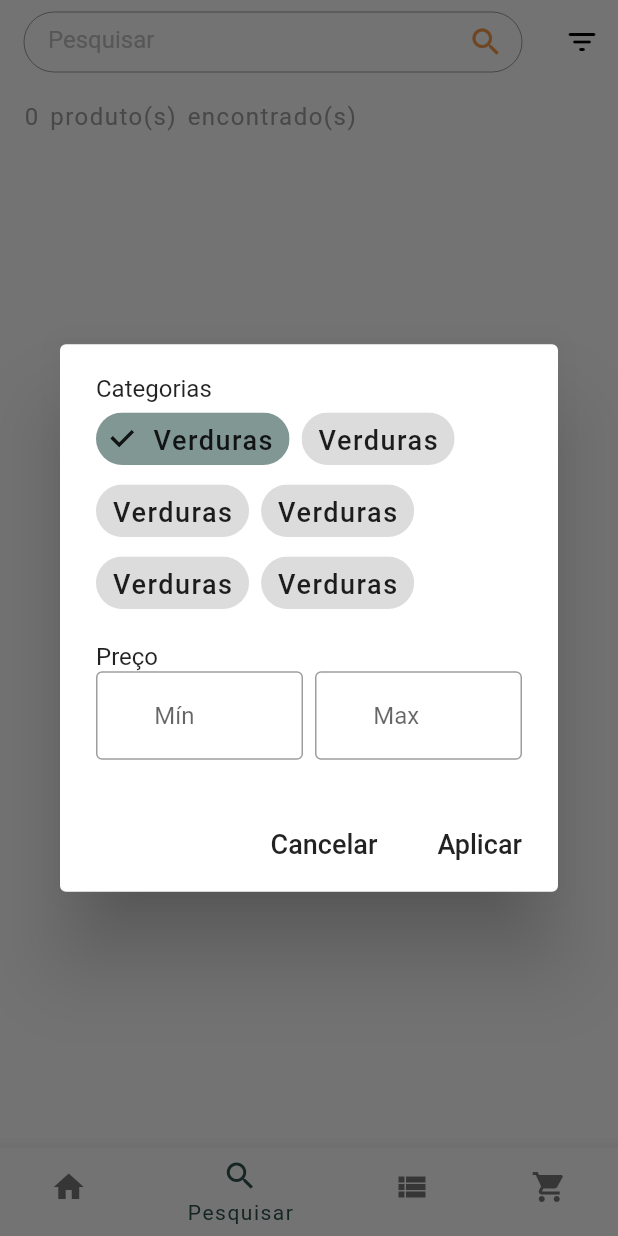
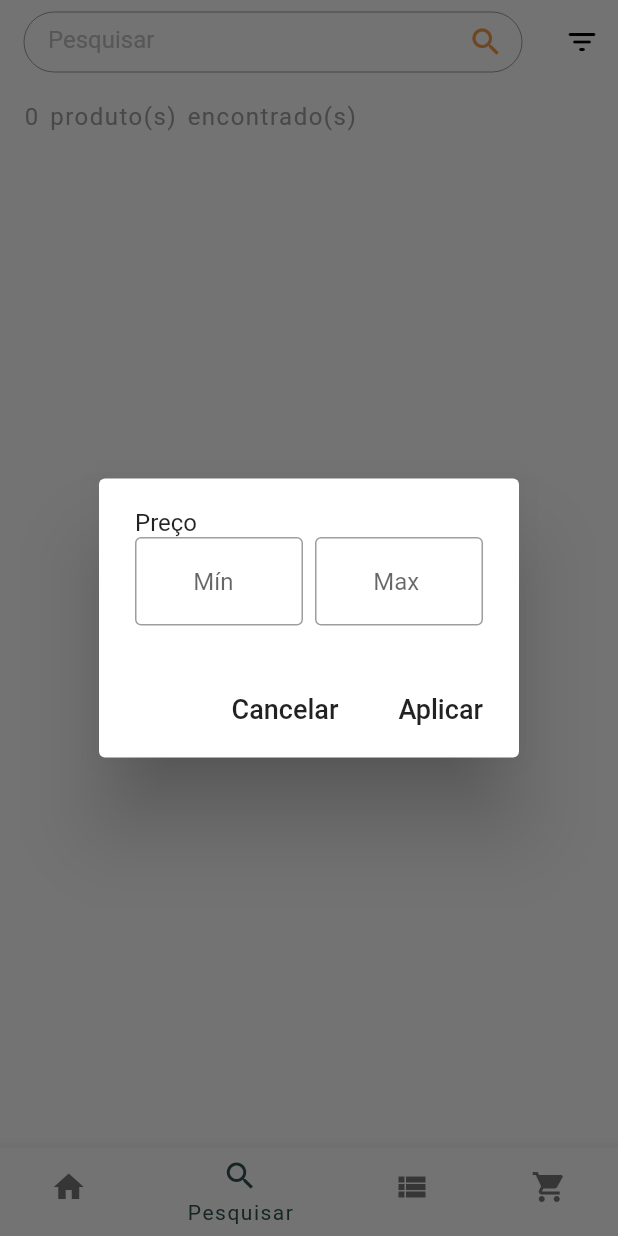
Before and after one commit to HenriqueFelixDev/fazentech, a Flutter app: the screen it shows after launch, item 2 of the bottom bar chosen, after a tap on the "filter list" icon, on a phone screen of 412 x 824 dp. Run offline on Flutter 3.47's test engine with Material 2 defaults, Android fonts, the phone set to English and light mode, and no system bars; our stand-ins replace built_collection, built_value, cached_network_image, cloud_firestore, dotted_line, firebase_auth and 10 more; missing offline and left inert: xml2json; accounts and stored records are empty; generated files the repository leaves out were written again; network calls fail.

Commit message:
Remoção do filtro de categorias

```diff
--- a/lib/app/modules/product/submodules/products/products_screen.dart
+++ b/lib/app/modules/product/submodules/products/products_screen.dart
@@ -154,39 +154,6 @@ class _ProductsScreenState extends State<ProductsScreen> {
             child: Column(
               crossAxisAlignment: CrossAxisAlignment.stretch,
               children: [
-                Text('Categorias'),
-                Wrap(
-                  spacing: 8.0,
-                  children: [
-                    FilterChip(
-                      selected: true,
-                      selectedColor: Theme.of(context).primaryColor.withAlpha(150),
-                      label: Text('Verduras'),
-                      onSelected: (selected){},
-                    ),
-                    FilterChip(
-                      label: Text('Verduras'),
-                      onSelected: (selected){},
-                    ),
-                    FilterChip(
-                      label: Text('Verduras'),
-                      onSelected: (selected){},
-                    ),
-                    FilterChip(
-                      label: Text('Verduras'),
-                      onSelected: (selected){},
-                    ),
-                    FilterChip(
-                      label: Text('Verduras'),
-                      onSelected: (selected){},
-                    ),
-                    FilterChip(
-                      label: Text('Verduras'),
-                      onSelected: (selected){},
-                    ),
-                  ],
-                ),
-                SizedBox(height: 16.0),
                 Text('Preço'),
                 Row(
                   children: [
```
